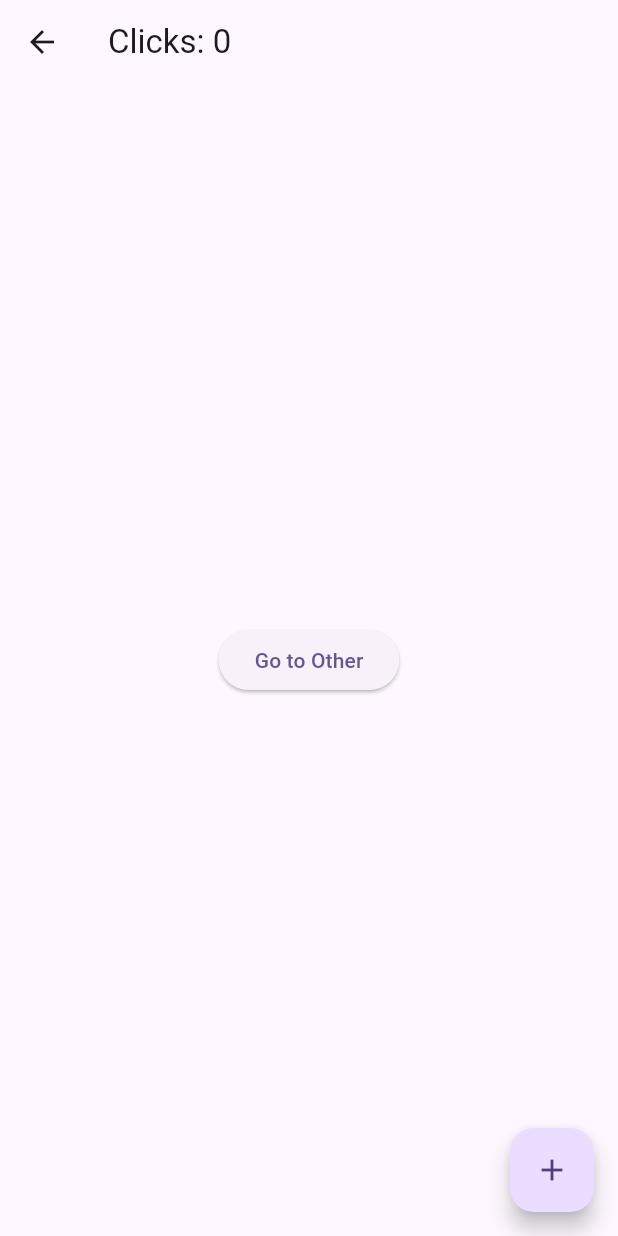
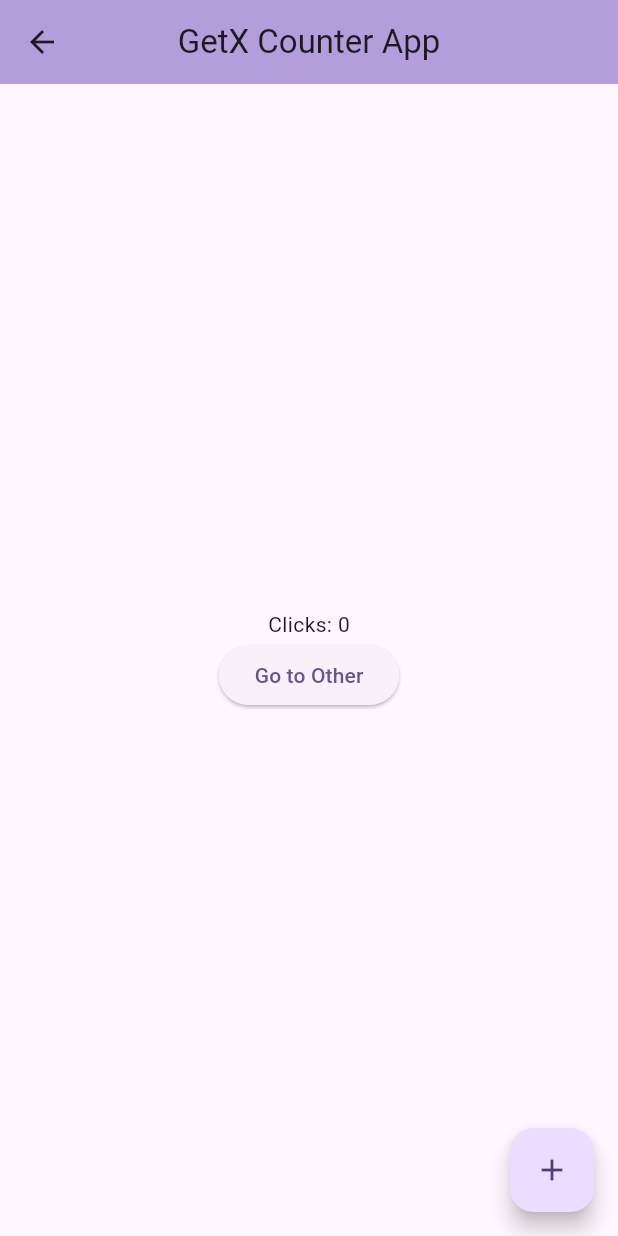
Before and after one commit to nsabir0/Counter-App-using-GetX, a Flutter app: the Home screen opened directly, on a phone screen of 412 x 824 dp. Run offline on Flutter 3.47's test engine with Material 2 defaults, Android fonts, the phone set to English and light mode, and no system bars; our stand-ins replace get.

Commit message:
designed simple homepage

```diff
--- a/lib/Pages/homepage_getx.dart
+++ b/lib/Pages/homepage_getx.dart
@@ -5,17 +5,27 @@ import 'package:get/get.dart';
 class Home extends StatelessWidget {
   @override
   Widget build(context) {
-    // Instantiate your class using Get.put() to make it available for all "child" routes there.
+    //Initializing logic class to make it available for all "child" routes======
     final Controller c = Get.put(Controller());
 
     return Scaffold(
-        // Use Obx(()=> to update Text() whenever count is changed.
-        appBar: AppBar(title: Obx(() => Text("Clicks: ${c.count}"))),
-
-        // Replace the 8 lines Navigator.push by a simple Get.to(). You don't need context
+        appBar: AppBar(
+            title: const Text("GetX Counter App"),
+            centerTitle: true,
+            backgroundColor: Colors.deepPurple[200]),
         body: Center(
-            child: ElevatedButton(
-                child: Text("Go to Other"), onPressed: () => Get.to(Other()))),
+          child: Column(
+            mainAxisAlignment: MainAxisAlignment.center,
+            crossAxisAlignment: CrossAxisAlignment.center,
+            children: [
+              //Updating only below widget using getx==========================
+              Obx(() => Text("Clicks: ${c.count}")),
+              ElevatedButton(
+                  child: const Text("Go to Other"),
+                  onPressed: () => Get.to(Other())),
+            ],
+          ),
+        ),
 
         //Floating Add button===================================================
         floatingActionButton: FloatingActionButton(
--- a/lib/main.dart
+++ b/lib/main.dart
@@ -19,7 +19,7 @@ class MyApp extends StatelessWidget {
         useMaterial3: true,
       ),
       debugShowCheckedModeBanner: false,
-      home: Home(),
+      home: const MyHomePage(),
     );
   }
 }
```
Also changed, not shown: lib/Pages/home_page.dart (+41 -52 lines).
